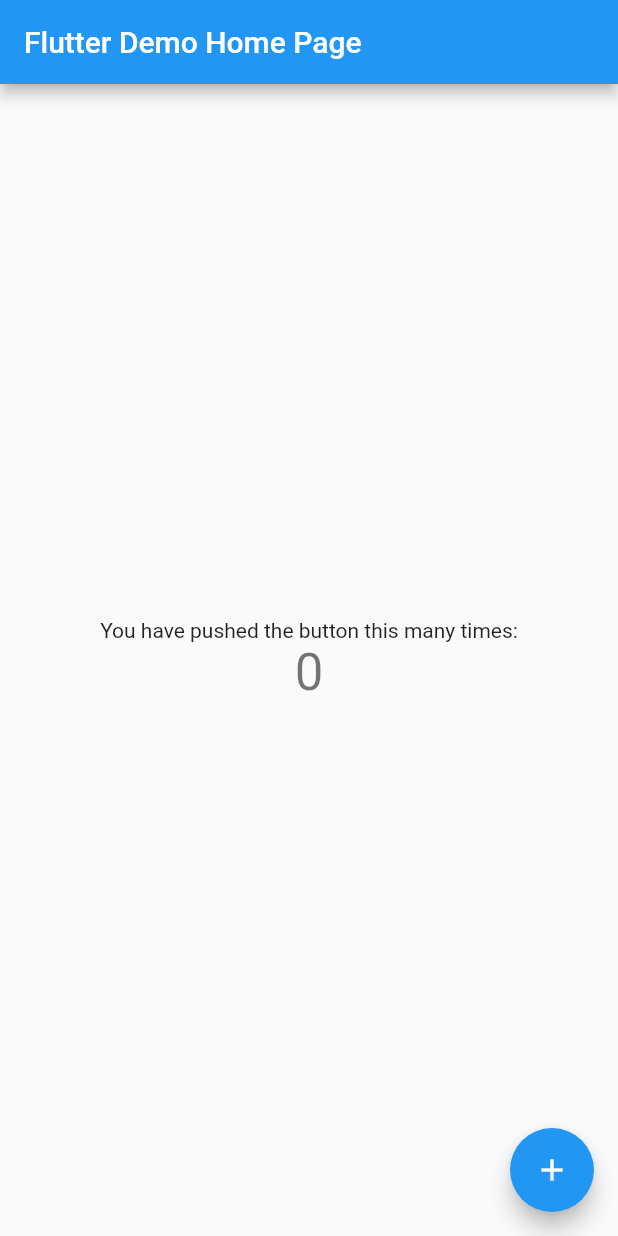
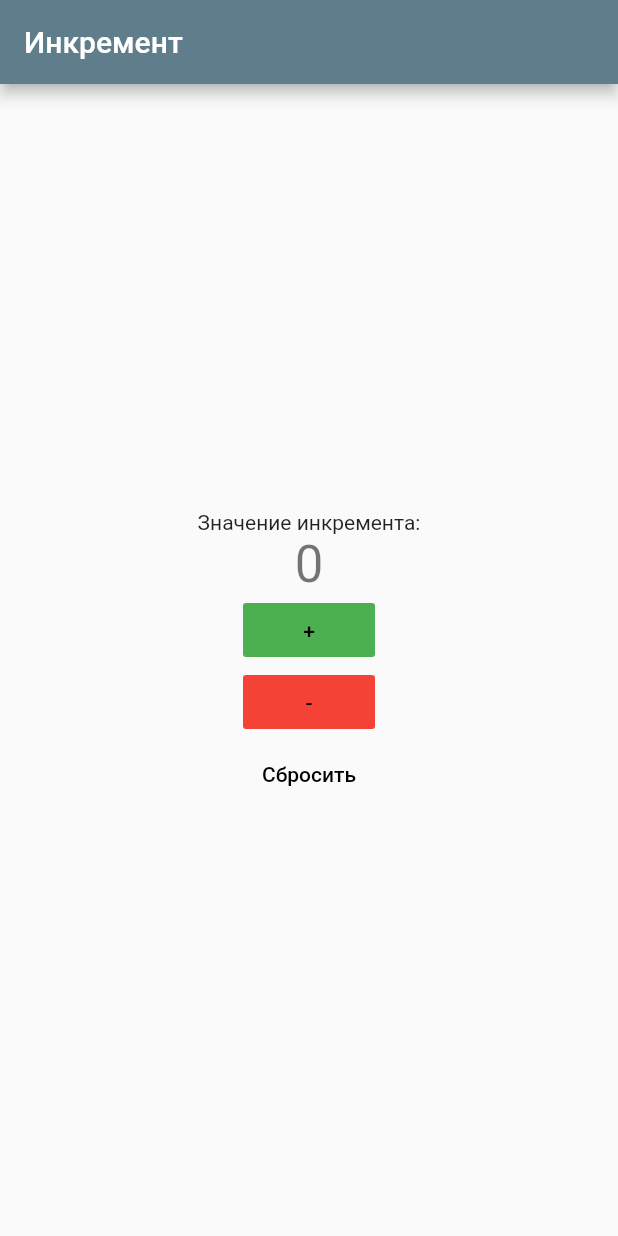
Before and after one commit to vjmo/flutter_start, a Flutter app: the screen it shows after launch, on a phone screen of 412 x 824 dp. Run offline on Flutter 3.47's test engine with Material 2 defaults, Android fonts, the phone set to English and light mode, and no system bars.

Commit message:
[Laboratory work 1] Added buttons and methods

```diff
--- a/lib/main.dart
+++ b/lib/main.dart
@@ -11,18 +11,9 @@
   @override
   Widget build(BuildContext context) {
     return MaterialApp(
-      title: 'Flutter Demo',
+      title: 'Инкремент',
       theme: ThemeData(
-        // This is the theme of your application.
-        //
-        // Try running your application with "flutter run". You'll see the
-        // application has a blue toolbar. Then, without quitting the app, try
-        // changing the primarySwatch below to Colors.green and then invoke
-        // "hot reload" (press "r" in the console where you ran "flutter run",
-        // or simply save your changes to "hot reload" in a Flutter IDE).
-        // Notice that the counter didn't reset back to zero; the application
-        // is not restarted.
-        primarySwatch: Colors.blue,
+        primarySwatch: Colors.blueGrey,
       ),
       home: const MyHomePage(title: 'Flutter Demo Home Page'),
     );
@@ -31,15 +22,6 @@
 
 class MyHomePage extends StatefulWidget {
   const MyHomePage({Key? key, required this.title}) : super(key: key);
-
-  // This widget is the home page of your application. It is stateful, meaning
-  // that it has a State object (defined below) that contains fields that affect
-  // how it looks.
-
-  // This class is the configuration for the state. It holds the values (in this
-  // case the title) provided by the parent (in this case the App widget) and
-  // used by the build method of the State. Fields in a Widget subclass are
-  // always marked "final".
 
   final String title;
 
@@ -52,64 +34,60 @@
 
   void _incrementCounter() {
     setState(() {
-      // This call to setState tells the Flutter framework that something has
-      // changed in this State, which causes it to rerun the build method below
-      // so that the display can reflect the updated values. If we changed
-      // _counter without calling setState(), then the build method would not be
-      // called again, and so nothing would appear to happen.
       _counter++;
+    });
+  }
+
+  void _decrementCounter() {
+    setState(() {
+      _counter--;
+    });
+  }
+
+  void _reset() {
+    setState(() {
+      _counter = 0;
     });
   }
 
   @override
   Widget build(BuildContext context) {
-    // This method is rerun every time setState is called, for instance as done
-    // by the _incrementCounter method above.
-    //
-    // The Flutter framework has been optimized to make rerunning build methods
-    // fast, so that you can just rebuild anything that needs updating rather
-    // than having to individually change instances of widgets.
+    ElevatedButton(
+        child: Text("Value:", style: TextStyle(fontSize: 22)),
+        onPressed: () {
+          _incrementCounter;
+        });
     return Scaffold(
       appBar: AppBar(
-        // Here we take the value from the MyHomePage object that was created by
-        // the App.build method, and use it to set our appbar title.
-        title: Text(widget.title),
+        title: Text("Инкремент" /*widget.title*/),
       ),
       body: Center(
-        // Center is a layout widget. It takes a single child and positions it
-        // in the middle of the parent.
           child: Column(
-          // Column is also a layout widget. It takes a list of children and
-          // arranges them vertically. By default, it sizes itself to fit its
-          // children horizontally, and tries to be as tall as its parent.
-          //
-          // Invoke "debug painting" (press "p" in the console, choose the
-          // "Toggle Debug Paint" action from the Flutter Inspector in Android
-          // Studio, or the "Toggle Debug Paint" command in Visual Studio Code)
-          // to see the wireframe for each widget.
-          //
-          // Column has various properties to control how it sizes itself and
-          // how it positions its children. Here we use mainAxisAlignment to
-          // center the children vertically; the main axis here is the vertical
-          // axis because Columns are vertical (the cross axis would be
-          // horizontal).
             mainAxisAlignment: MainAxisAlignment.center,
             children: <Widget>[
               const Text(
-              'You have pushed the button this many times:',
+                'Значение инкремента:',
               ),
               Text(
                 '$_counter',
                 style: Theme.of(context).textTheme.headline4,
               ),
+              FlatButton(
+                  onPressed: _incrementCounter,
+                  child: Text('+'),
+                  color: Colors.green,
+                  textColor: Colors.black),
+              FlatButton(
+                  onPressed: _decrementCounter,
+                  child: Text('-'),
+                  color: Colors.red,
+                  textColor: Colors.black),
+              FlatButton(
+                  onPressed: _reset,
+                  child: Text('Сбросить'),
+                  textColor: Colors.black),
             ],
-        ),
-      ),
-      floatingActionButton: FloatingActionButton(
-        onPressed: _incrementCounter,
-        tooltip: 'Increment',
-        child: const Icon(Icons.add),
-      ), // This trailing comma makes auto-formatting nicer for build methods.
+          )),
     );
   }
 }
```
Lines whose indentation alone changed are shown as unchanged.
